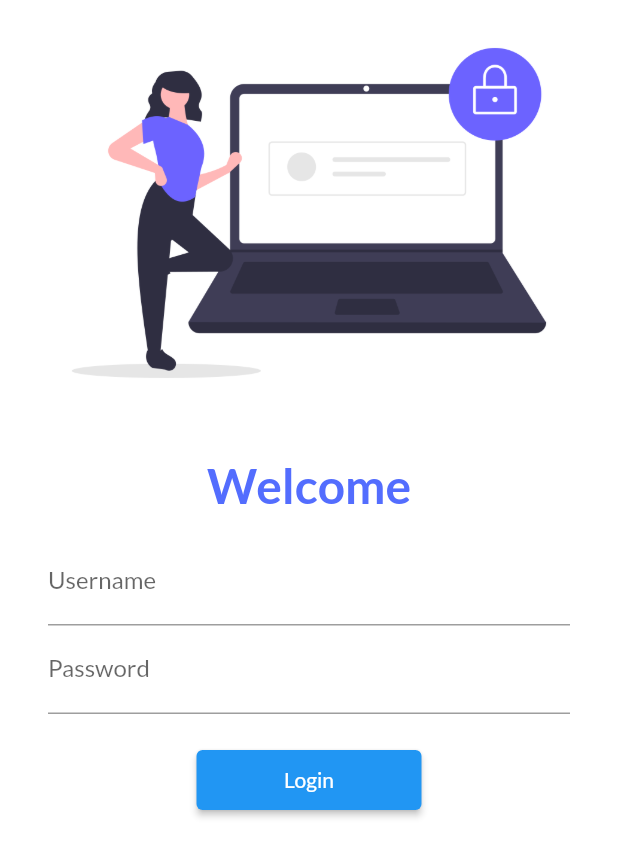
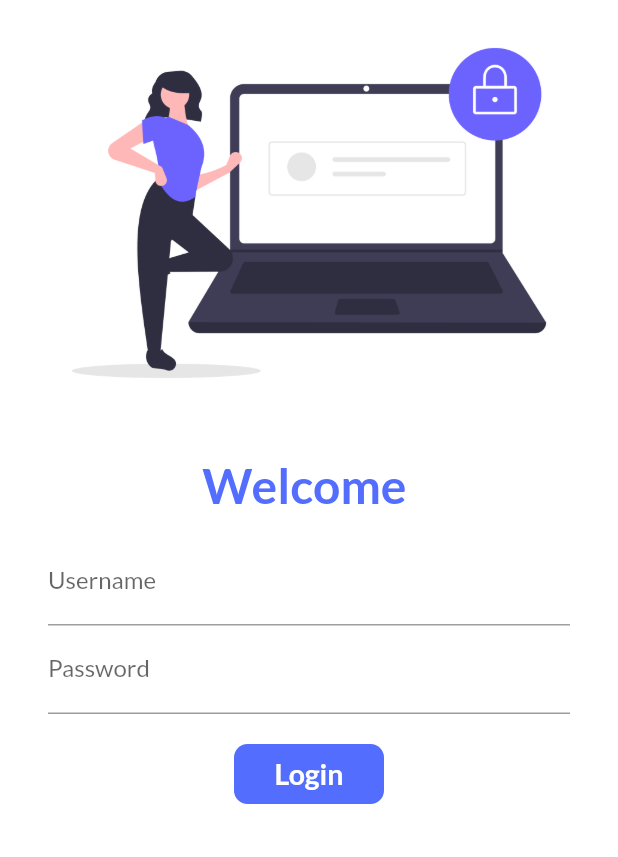
Before and after one commit to Farhan-Machchhar/flutter_catalog, a Flutter app: the screen it shows after launch, on a phone screen of 412 x 824 dp. Shown: the top 857 px of the screen. Run offline on Flutter 3.47's test engine with Material 2 defaults, Android fonts, the phone set to English and light mode, and no system bars; our stand-ins replace google_fonts.

Commit message:
Day 6 completed

```diff
--- a/lib/pages/login_page.dart
+++ b/lib/pages/login_page.dart
@@ -1,9 +1,17 @@
 
+import 'package:flutter/gestures.dart';
 import 'package:flutter/material.dart';
 import 'package:flutter_catalog/utils/routes.dart';
-class LoginPage extends StatelessWidget {
+class LoginPage extends StatefulWidget {
   const LoginPage({super.key});
 
+  @override
+  State<LoginPage> createState() => _LoginPageState();
+}
+
+class _LoginPageState extends State<LoginPage> {
+  String name = "";
+  bool changeButton = false;
   @override
   Widget build(BuildContext context) {
     return Material(
@@ -17,7 +25,7 @@ class LoginPage extends StatelessWidget {
               const SizedBox(
                 height: 20,
               ),
-              const Text("Welcome", style: TextStyle(
+               Text("Welcome $name", style: const TextStyle(
                 color: Colors.indigoAccent,
                 fontSize: 32,
                 fontWeight: FontWeight.bold,
@@ -31,6 +39,10 @@ class LoginPage extends StatelessWidget {
                         hintText: "Enter username",
                         labelText: "Username",
                       ),
+                      onChanged: (value){
+                        name = value;
+                        setState(() {});
+                      },
                     ),
                     TextFormField(
                         obscureText: true,
@@ -42,13 +54,43 @@ class LoginPage extends StatelessWidget {
                     const SizedBox(
                       height: 20,
                     ),
-                   ElevatedButton(
-                     onPressed: ()  {
-                         Navigator.pushNamed(context, MyRoutes.homeRoute);
-                       },
-                     style: TextButton.styleFrom(minimumSize: const Size(150, 40)),
-                     child: const Text("Login"),
+                    InkWell(
+                      onTap: () async {
+                        setState(() {
+                          changeButton = true;
+                        });
+                        await Future.delayed( const Duration(seconds: 1));
+                        Navigator.pushNamed(context, MyRoutes.homeRoute);
+                        },
+
+                      child: AnimatedContainer(
+                        duration: const Duration(seconds: 1),
+                       height: 40,
+                       width: changeButton? 50 : 100,
+                        alignment: Alignment.center,
+                        decoration: BoxDecoration(
+                          color: Colors.indigoAccent,
+
+                          borderRadius: BorderRadius.circular( changeButton? 20 : 9),
+                        ),
+                       child: changeButton?const Icon(Icons.done,color: Colors.white): const Text("Login",
+                           style: TextStyle(
+                           color: Colors.white,
+                           fontWeight: FontWeight.bold,
+                           fontSize: 19),
+                       ),
                    ),
+                    ),
+
+
+
+                   //ElevatedButton(
+                     //onPressed: ()  {
+                       //  Navigator.pushNamed(context, MyRoutes.homeRoute);
+                       //},
+                     //style: TextButton.styleFrom(minimumSize: const Size(150, 40)),
+                     //child: const Text("Login"),
+                   //),
   ],
               ),
               ),
```
